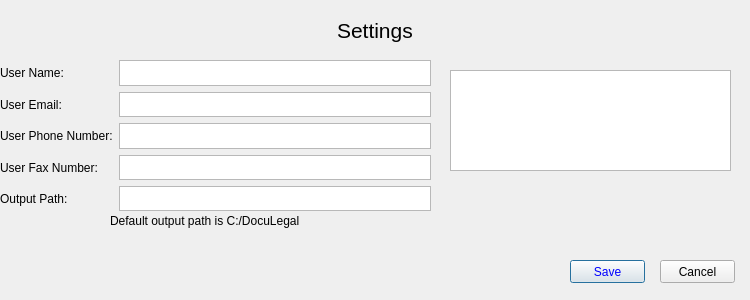
Qt form gui/settings.ui (RDNelson26/DocuLegal_Project) before a commit.
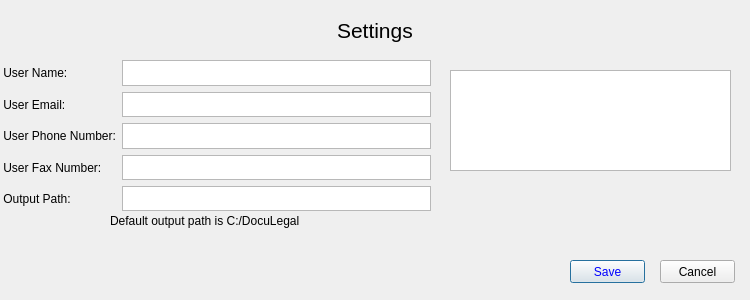
The same form after that commit.

Patch:
```diff
--- a/gui/settings.ui
+++ b/gui/settings.ui
@@ -63,28 +63,28 @@
     <item row="0" column="0">
      <widget class="QLabel" name="label_2">
       <property name="text">
-       <string>User Name:</string>
+       <string> User Name:</string>
       </property>
      </widget>
     </item>
     <item row="3" column="0">
      <widget class="QLabel" name="label_5">
       <property name="text">
-       <string>User Fax Number:</string>
+       <string> User Fax Number:</string>
       </property>
      </widget>
     </item>
     <item row="2" column="0">
      <widget class="QLabel" name="label_4">
       <property name="text">
-       <string>User Phone Number:</string>
+       <string> User Phone Number:</string>
       </property>
      </widget>
     </item>
     <item row="1" column="0">
      <widget class="QLabel" name="label_3">
       <property name="text">
-       <string>User Email:</string>
+       <string> User Email:</string>
       </property>
      </widget>
     </item>
@@ -94,7 +94,7 @@
     <item row="4" column="0">
      <widget class="QLabel" name="label_6">
       <property name="text">
-       <string>Output Path:</string>
+       <string> Output Path:</string>
       </property>
      </widget>
     </item>
```
